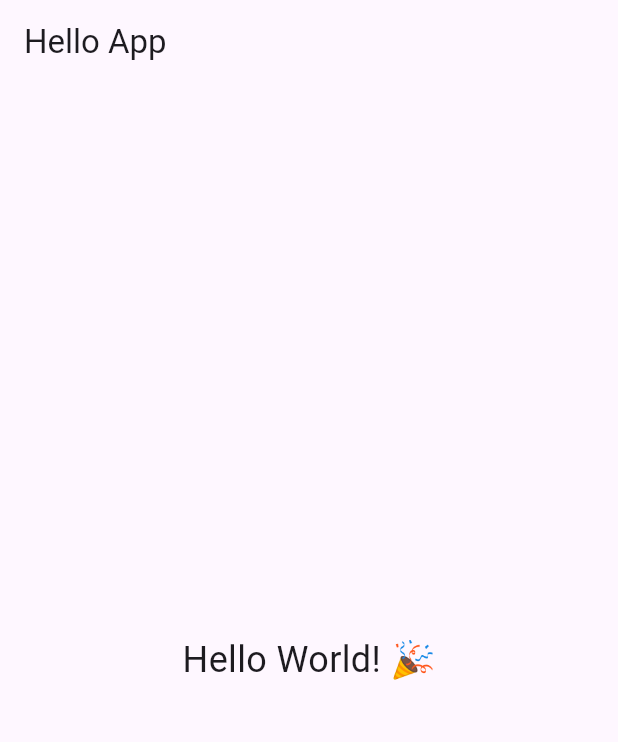
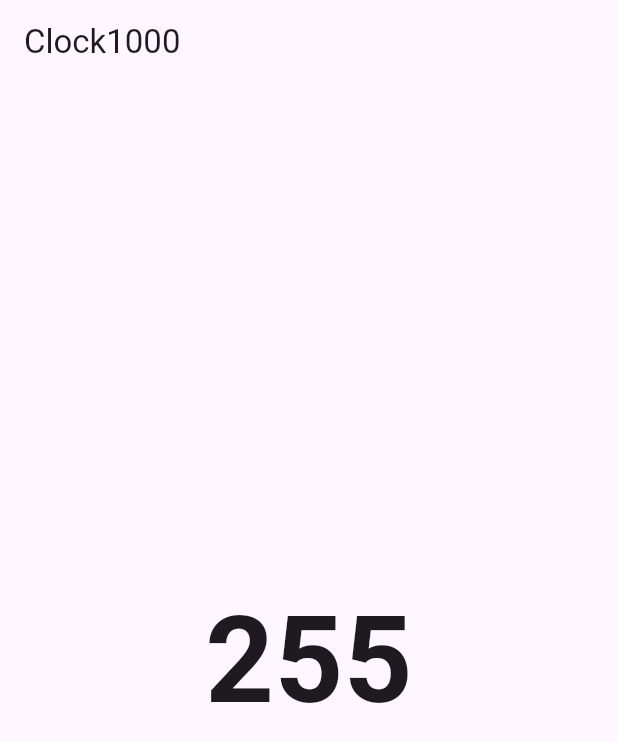
Before and after one commit to amarcinkowski/clock1000, a Flutter app: the screen it shows after launch, on a phone screen of 412 x 824 dp. Shown: the top 742 px of the screen. Run offline on Flutter 3.47's test engine with Material 3 defaults, Android fonts, the phone set to English and light mode, and no system bars.

Commit message:
Update main.dart

```diff
--- a/lib/main.dart
+++ b/lib/main.dart
@@ -1,3 +1,4 @@
+import 'dart:async';
 import 'package:flutter/material.dart';
 
 void main() {
@@ -9,15 +10,72 @@ class MyApp extends StatelessWidget {
 
   @override
   Widget build(BuildContext context) {
-    return MaterialApp(
-      title: 'Hello from Phone',
-      home: Scaffold(
-        appBar: AppBar(title: const Text('Hello App')),
-        body: const Center(
-          child: Text(
-            'Hello World! 🎉',
-            style: TextStyle(fontSize: 24),
-          ),
+    return const MaterialApp(
+      title: 'Clock1000',
+      home: ClockPage(),
+    );
+  }
+}
+
+class ClockPage extends StatefulWidget {
+  const ClockPage({super.key});
+
+  @override
+  State<ClockPage> createState() => _ClockPageState();
+}
+
+class _ClockPageState extends State<ClockPage> {
+  late Timer _timer;
+  int _displayMinutes = 0;
+
+  @override
+  void initState() {
+    super.initState();
+    _updateTime();
+    _timer = Timer.periodic(const Duration(seconds: 1), (_) => _updateTime());
+  }
+
+  @override
+  void dispose() {
+    _timer.cancel();
+    super.dispose();
+  }
+
+  void _updateTime() {
+    final now = DateTime.now();
+
+    // Godzina startu: dziś 6:15
+    final startToday = DateTime(now.year, now.month, now.day, 6, 15);
+
+    int minutesElapsed;
+    if (now.isBefore(startToday)) {
+      // Jeśli jest przed 6:15, to start jest wczoraj
+      final startYesterday = startToday.subtract(const Duration(days: 1));
+      minutesElapsed = now.difference(startYesterday).inMinutes;
+    } else {
+      minutesElapsed = now.difference(startToday).inMinutes;
+    }
+
+    if (minutesElapsed <= 1000) {
+      _displayMinutes = minutesElapsed < 0 ? 0 : minutesElapsed;
+    } else {
+      // Po 1000 minutach liczmy ile zostało do kolejnej 6:15 (jutro)
+      final nextStart = startToday.add(const Duration(days: 1));
+      final minutesRemaining = nextStart.difference(now).inMinutes;
+      _displayMinutes = minutesRemaining < 0 ? 0 : minutesRemaining;
+    }
+
+    setState(() {});
+  }
+
+  @override
+  Widget build(BuildContext context) {
+    return Scaffold(
+      appBar: AppBar(title: const Text('Clock1000')),
+      body: Center(
+        child: Text(
+          '$_displayMinutes',
+          style: const TextStyle(fontSize: 80, fontWeight: FontWeight.bold),
         ),
       ),
     );
```
